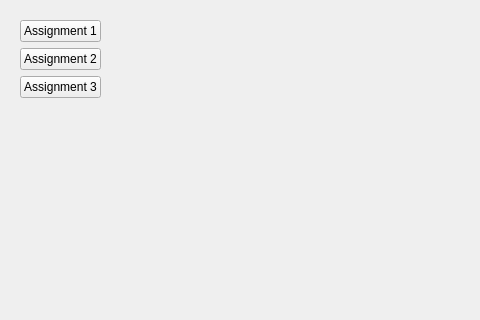
Before: the Qt Designer form resources/widget/MayaPyHomeWidget/widget.ui in ryeleo/ChernoffFaceAnimator, drawn with Qt 5; both pictures show x 0 to 480 and y 0 to 320 of the 608 by 422 pixel window.
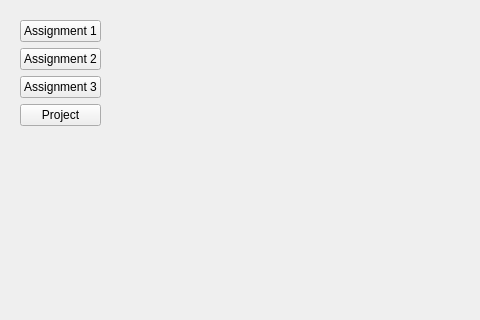
After: the same form once the commit is applied.

Commit message: added controls to GUI, and some extra handlers to the python code to handle returning to the home screen, etc

What changed in the file:
```diff
--- a/resources/widget/MayaPyHomeWidget/widget.ui
+++ b/resources/widget/MayaPyHomeWidget/widget.ui
@@ -38,6 +38,13 @@
         </property>
        </widget>
       </item>
+      <item>
+       <widget class="QPushButton" name="projectBtn">
+        <property name="text">
+         <string>Project</string>
+        </property>
+       </widget>
+      </item>
       <item>
        <spacer name="verticalSpacer">
         <property name="orientation">
```
The commit also changes 2 other files.
